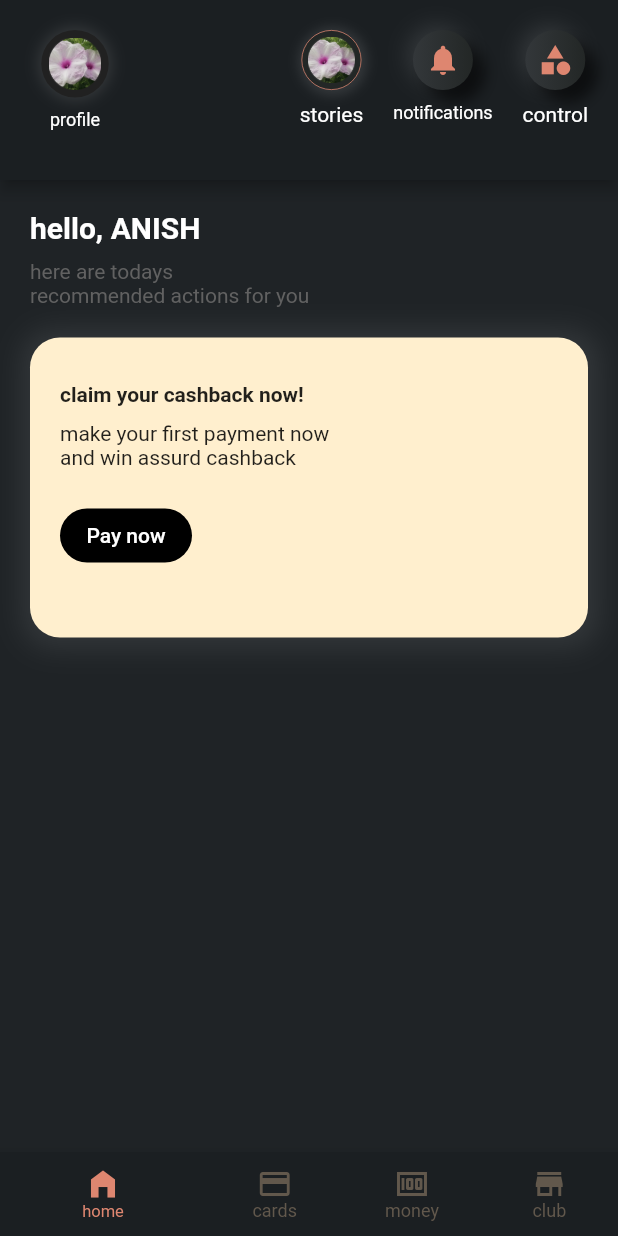
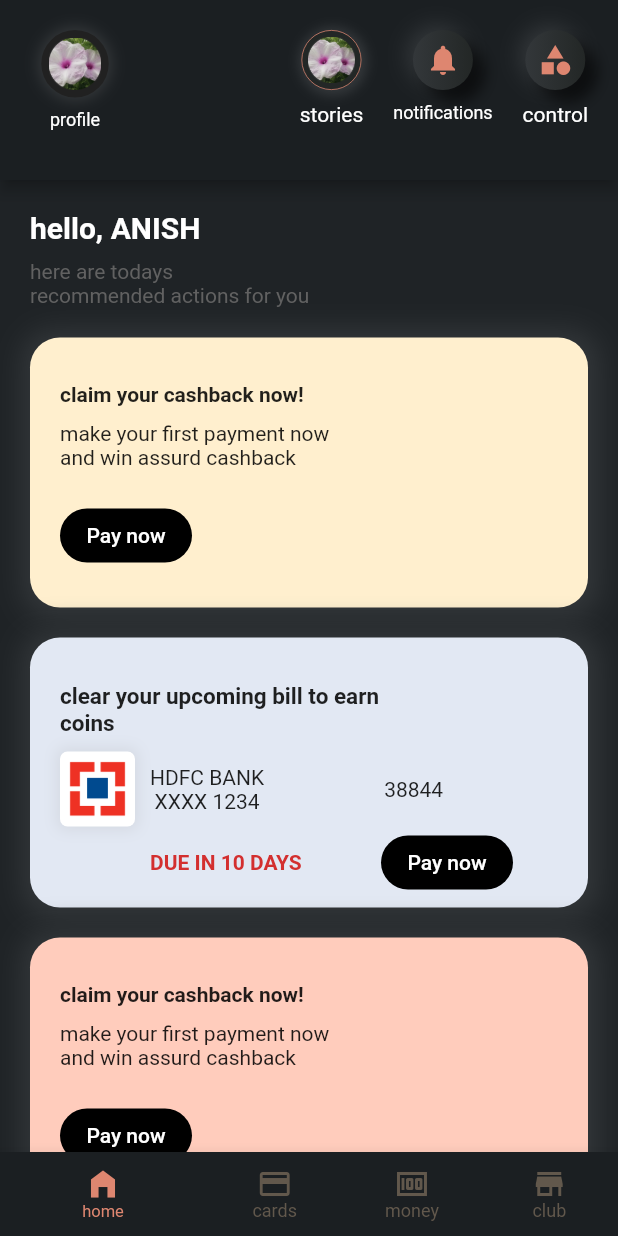
Before and after one commit to anishgadr/credapp_clone, a Flutter app: the screen it shows after launch, on a phone screen of 412 x 824 dp. Run offline on Flutter 3.47's test engine with Material 2 defaults, Android fonts, the light colour scheme and no system bars.

Commit message:
update body part

```diff
--- a/lib/main.dart
+++ b/lib/main.dart
@@ -131,7 +131,11 @@ class HomePage extends StatelessWidget {
             )
           ],
         ),
-        body: Container(
+        body: SingleChildScrollView(
+          physics:
+              BouncingScrollPhysics(parent: AlwaysScrollableScrollPhysics()),
+          scrollDirection: Axis.vertical,
+          child: Container(
             width: double.infinity,
             color: bodyColors,
             padding: EdgeInsets.symmetric(vertical: 20, horizontal: 20),
@@ -156,9 +160,9 @@ class HomePage extends StatelessWidget {
                   height: 20,
                 ),
                 Container(
-                padding: EdgeInsets.symmetric(vertical: 30, horizontal: 20),
+                  padding: EdgeInsets.only(top: 30, left: 20),
                   width: double.infinity,
-                height: 200,
+                  height: 180,
                   decoration: BoxDecoration(
                       color: Color(0xFFffefce),
                       borderRadius: BorderRadius.circular(20),
@@ -175,7 +179,132 @@ class HomePage extends StatelessWidget {
                     children: [
                       Text(
                         'claim your cashback now!',
-                      style: TextStyle(fontWeight: FontWeight.bold),
+                        style: TextStyle(fontWeight: FontWeight.w700),
+                      ),
+                      SizedBox(
+                        height: 10,
+                      ),
+                      Text(
+                          'make your first payment now\nand win assurd cashback'),
+                      SizedBox(
+                        height: 20,
+                      ),
+                      FlatButton(
+                        shape: StadiumBorder(),
+                        textColor: Colors.white,
+                        color: Colors.black,
+                        child: Text('Pay now'),
+                        onPressed: () {},
+                      )
+                    ],
+                  ),
+                ),
+                SizedBox(
+                  height: 20,
+                ),
+                Container(
+                  padding: EdgeInsets.only(top: 30, left: 20),
+                  width: double.infinity,
+                  height: 180,
+                  decoration: BoxDecoration(
+                      color: Color(0xFFe2e8f3),
+                      borderRadius: BorderRadius.circular(20),
+                      boxShadow: [
+                        BoxShadow(
+                            color: shadowColor,
+                            offset: Offset(1.0, 1.0),
+                            blurRadius: 16.0,
+                            spreadRadius: 6)
+                      ]),
+                  child: Column(
+                    mainAxisAlignment: MainAxisAlignment.start,
+                    crossAxisAlignment: CrossAxisAlignment.start,
+                    children: [
+                      Text(
+                        'clear your upcoming bill to earn\ncoins',
+                        style: TextStyle(
+                            fontWeight: FontWeight.w700, fontSize: 15),
+                      ),
+                      SizedBox(
+                        height: 10,
+                      ),
+                      Row(
+                        children: [
+                          Container(
+                            height: 50,
+                            width: 50,
+                            child: Container(
+                                padding: EdgeInsets.all(5),
+                                child: Image(
+                                    image: AssetImage("images/hdfc.png"))),
+                            decoration: BoxDecoration(
+                                color: Colors.white,
+                                boxShadow: [gBoxShadow],
+                                borderRadius: BorderRadius.circular(5)),
+                          ),
+                          SizedBox(
+                            width: 10,
+                          ),
+                          Column(
+                            children: [
+                              Text('HDFC BANK'),
+                              Text('XXXX 1234'),
+                            ],
+                          ),
+                          SizedBox(
+                            width: 80,
+                          ),
+                          Text('38844'),
+                        ],
+                      ),
+                      Container(
+                        margin: EdgeInsets.only(right: 50, left: 60),
+                        child: Row(
+                          mainAxisAlignment: MainAxisAlignment.spaceBetween,
+                          children: [
+                            Text(
+                              'DUE IN 10 DAYS',
+                              style: TextStyle(
+                                  color: Colors.red[700],
+                                  fontWeight: FontWeight.w700),
+                            ),
+                            FlatButton(
+                              shape: StadiumBorder(),
+                              textColor: Colors.white,
+                              color: Colors.black,
+                              child: Text('Pay now'),
+                              onPressed: () {},
+                            )
+                          ],
+                        ),
+                      )
+                    ],
+                  ),
+                ),
+                SizedBox(
+                  height: 20,
+                ),
+                Container(
+                  padding: EdgeInsets.only(top: 30, left: 20),
+                  width: double.infinity,
+                  height: 290,
+                  decoration: BoxDecoration(
+                      color: Color(0xFFffccbc),
+                      borderRadius: BorderRadius.circular(20),
+                      boxShadow: [
+                        BoxShadow(
+                            color: shadowColor,
+                            offset: Offset(1.0, 1.0),
+                            blurRadius: 16.0,
+                            spreadRadius: 6)
+                      ]),
+                  child: Column(
+                    mainAxisAlignment: MainAxisAlignment.start,
+                    crossAxisAlignment: CrossAxisAlignment.start,
+                    children: [
+                      Text(
+                        'claim your cashback now!',
+                        style: TextStyle(fontWeight: FontWeight.w700),
                       ),
                       SizedBox(
                         height: 10,
@@ -196,6 +325,7 @@ class HomePage extends StatelessWidget {
                   ),
                 )
               ],
+            ),
           ),
         ),
         bottomNavigationBar: BottomNavigationBar(
```
Also changed, not shown: images/hdfc.png (added). Lines whose indentation alone changed are shown as unchanged.
